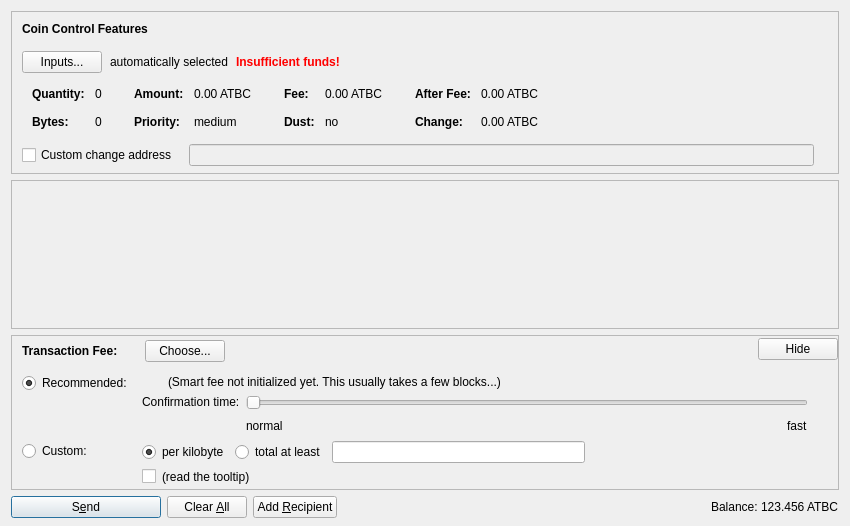
The window that src/qt/forms/sendcoinsdialog.ui (Ailein/atbcoin-insight) describes before a commit, drawn with Qt 5.
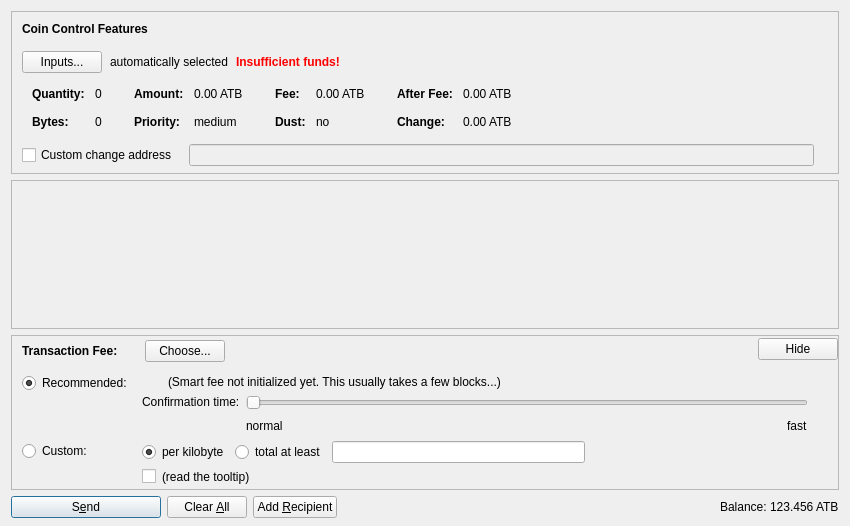
The same window after the commit. Icons and pictures are not drawn. Custom widgets are drawn as their Qt base class.

```diff
--- a/src/qt/forms/sendcoinsdialog.ui
+++ b/src/qt/forms/sendcoinsdialog.ui
@@ -324,7 +324,7 @@
                   <enum>Qt::ActionsContextMenu</enum>
                  </property>
                  <property name="text">
-                  <string notr="true">0.00 ATBC</string>
+                  <string notr="true">0.00 ATB</string>
                  </property>
                  <property name="textInteractionFlags">
                   <set>Qt::LinksAccessibleByMouse|Qt::TextSelectableByKeyboard|Qt::TextSelectableByMouse</set>
@@ -404,7 +404,7 @@
                   <enum>Qt::ActionsContextMenu</enum>
                  </property>
                  <property name="text">
-                  <string notr="true">0.00 ATBC</string>
+                  <string notr="true">0.00 ATB</string>
                  </property>
                  <property name="textInteractionFlags">
                   <set>Qt::LinksAccessibleByMouse|Qt::TextSelectableByKeyboard|Qt::TextSelectableByMouse</set>
@@ -484,7 +484,7 @@
                   <enum>Qt::ActionsContextMenu</enum>
                  </property>
                  <property name="text">
-                  <string notr="true">0.00 ATBC</string>
+                  <string notr="true">0.00 ATB</string>
                  </property>
                  <property name="textInteractionFlags">
                   <set>Qt::LinksAccessibleByMouse|Qt::TextSelectableByKeyboard|Qt::TextSelectableByMouse</set>
@@ -513,7 +513,7 @@
                   <enum>Qt::ActionsContextMenu</enum>
                  </property>
                  <property name="text">
-                  <string notr="true">0.00 ATBC</string>
+                  <string notr="true">0.00 ATB</string>
                  </property>
                  <property name="textInteractionFlags">
                   <set>Qt::LinksAccessibleByMouse|Qt::TextSelectableByKeyboard|Qt::TextSelectableByMouse</set>
@@ -1299,7 +1299,7 @@
           <cursorShape>IBeamCursor</cursorShape>
          </property>
          <property name="text">
-          <string notr="true">123.456 ATBC</string>
+          <string notr="true">123.456 ATB</string>
          </property>
          <property name="textInteractionFlags">
           <set>Qt::LinksAccessibleByMouse|Qt::TextSelectableByKeyboard|Qt::TextSelectableByMouse</set>
```
